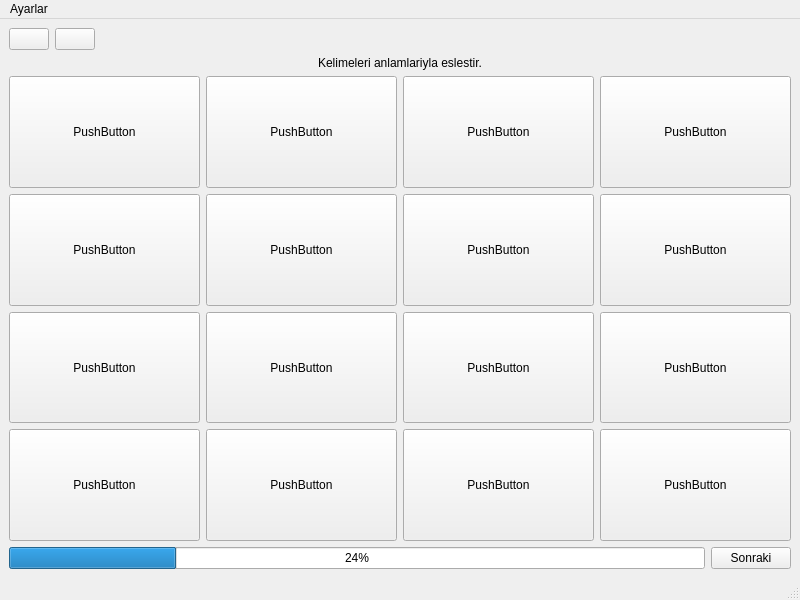
Old version of the form eslestir.ui in the repository SuatCobankaya/ingilizce.
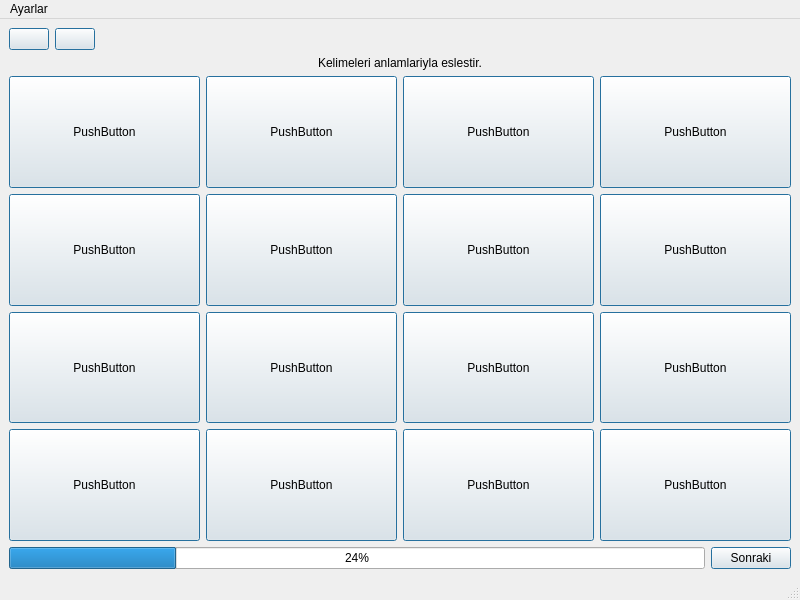
New version of the form. Icons and pictures are not drawn.

Patch:
```diff
--- a/eslestir.ui
+++ b/eslestir.ui
@@ -25,7 +25,11 @@
            <string/>
           </property>
           <property name="icon">
-           <iconset theme="QIcon::ThemeIcon::GoPrevious"/>
+           <iconset>
+            <normaloff>geri.png</normaloff>geri.png</iconset>
+          </property>
+          <property name="default">
+           <bool>true</bool>
           </property>
          </widget>
         </item>
@@ -35,7 +39,11 @@
            <string/>
           </property>
           <property name="icon">
-           <iconset theme="QIcon::ThemeIcon::GoHome"/>
+           <iconset>
+            <normaloff>main.png</normaloff>main.png</iconset>
+          </property>
+          <property name="default">
+           <bool>true</bool>
           </property>
          </widget>
         </item>
@@ -79,6 +87,9 @@
         <property name="text">
          <string>PushButton</string>
         </property>
+        <property name="default">
+         <bool>true</bool>
+        </property>
        </widget>
       </item>
       <item row="1" column="0">
@@ -92,6 +103,9 @@
         <property name="text">
          <string>PushButton</string>
         </property>
+        <property name="default">
+         <bool>true</bool>
+        </property>
        </widget>
       </item>
       <item row="1" column="1">
@@ -105,6 +119,9 @@
         <property name="text">
          <string>PushButton</string>
         </property>
+        <property name="default">
+         <bool>true</bool>
+        </property>
        </widget>
       </item>
       <item row="0" column="0">
@@ -118,6 +135,9 @@
         <property name="text">
          <string>PushButton</string>
         </property>
+        <property name="default">
+         <bool>true</bool>
+        </property>
        </widget>
       </item>
       <item row="3" column="0">
@@ -131,6 +151,9 @@
         <property name="text">
          <string>PushButton</string>
         </property>
+        <property name="default">
+         <bool>true</bool>
+        </property>
        </widget>
       </item>
       <item row="0" column="2">
@@ -144,6 +167,9 @@
         <property name="text">
          <string>PushButton</string>
         </property>
+        <property name="default">
+         <bool>true</bool>
+        </property>
        </widget>
       </item>
       <item row="2" column="0">
@@ -157,6 +183,9 @@
         <property name="text">
          <string>PushButton</string>
         </property>
+        <property name="default">
+         <bool>true</bool>
+        </property>
        </widget>
       </item>
       <item row="0" column="3">
@@ -170,6 +199,9 @@
         <property name="text">
          <string>PushButton</string>
         </property>
+        <property name="default">
+         <bool>true</bool>
+        </property>
        </widget>
       </item>
       <item row="1" column="2">
@@ -183,6 +215,9 @@
         <property name="text">
          <string>PushButton</string>
         </property>
+        <property name="default">
+         <bool>true</bool>
+        </property>
        </widget>
       </item>
       <item row="1" column="3">
@@ -196,6 +231,9 @@
         <property name="text">
          <string>PushButton</string>
         </property>
+        <property name="default">
+         <bool>true</bool>
+        </property>
        </widget>
       </item>
       <item row="2" column="1">
@@ -209,6 +247,9 @@
         <property name="text">
          <string>PushButton</string>
         </property>
+        <property name="default">
+         <bool>true</bool>
+        </property>
        </widget>
       </item>
       <item row="2" column="2">
@@ -222,6 +263,9 @@
         <property name="text">
          <string>PushButton</string>
         </property>
+        <property name="default">
+         <bool>true</bool>
+        </property>
        </widget>
       </item>
       <item row="2" column="3">
@@ -235,6 +279,9 @@
         <property name="text">
          <string>PushButton</string>
         </property>
+        <property name="default">
+         <bool>true</bool>
+        </property>
        </widget>
       </item>
       <item row="3" column="1">
@@ -248,6 +295,9 @@
         <property name="text">
          <string>PushButton</string>
         </property>
+        <property name="default">
+         <bool>true</bool>
+        </property>
        </widget>
       </item>
       <item row="3" column="2">
@@ -261,6 +311,9 @@
         <property name="text">
          <string>PushButton</string>
         </property>
+        <property name="default">
+         <bool>true</bool>
+        </property>
        </widget>
       </item>
       <item row="3" column="3">
@@ -274,6 +327,9 @@
         <property name="text">
          <string>PushButton</string>
         </property>
+        <property name="default">
+         <bool>true</bool>
+        </property>
        </widget>
       </item>
      </layout>
@@ -292,6 +348,9 @@
         <property name="text">
          <string>Sonraki</string>
         </property>
+        <property name="default">
+         <bool>true</bool>
+        </property>
        </widget>
       </item>
      </layout>
```
